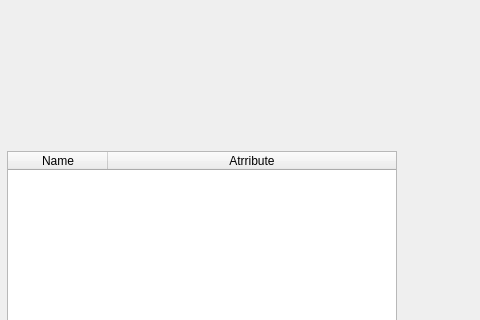
Qt form MainWindow.ui (lihouxing-sjtu/SurfBuilder) before a commit; both pictures show x 0 to 480 and y 192 to 512 of the 1098 by 688 pixel window.
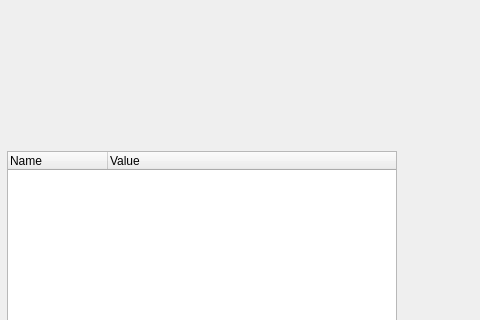
The same form after that commit. Icons and pictures are not drawn. Custom widgets are drawn as their Qt base class.

The edit to the form file:
```diff
--- a/MainWindow.ui
+++ b/MainWindow.ui
@@ -169,23 +169,17 @@
             <attribute name="headerVisible">
              <bool>true</bool>
             </attribute>
-            <attribute name="headerDefaultSectionSize">
-             <number>100</number>
+            <attribute name="headerStretchLastSection">
+             <bool>true</bool>
             </attribute>
             <column>
              <property name="text">
               <string>Name</string>
              </property>
-             <property name="textAlignment">
-              <set>AlignCenter</set>
-             </property>
             </column>
             <column>
              <property name="text">
-              <string>Atrribute</string>
-             </property>
-             <property name="textAlignment">
-              <set>AlignCenter</set>
+              <string>Value</string>
              </property>
             </column>
            </widget>
```
